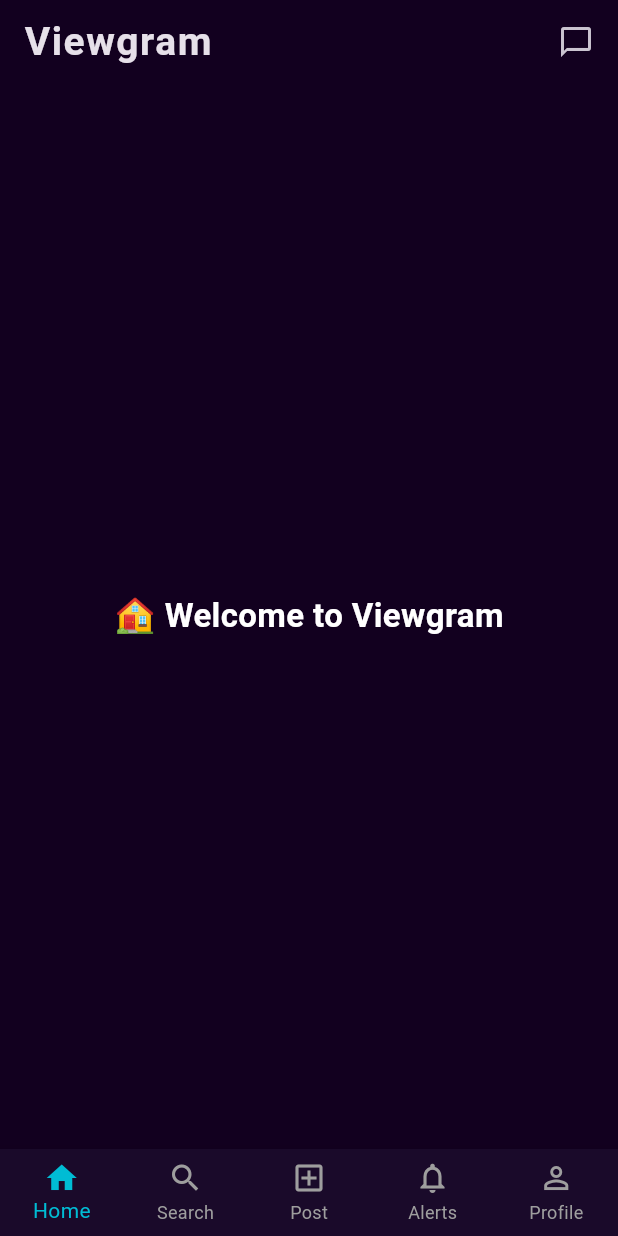
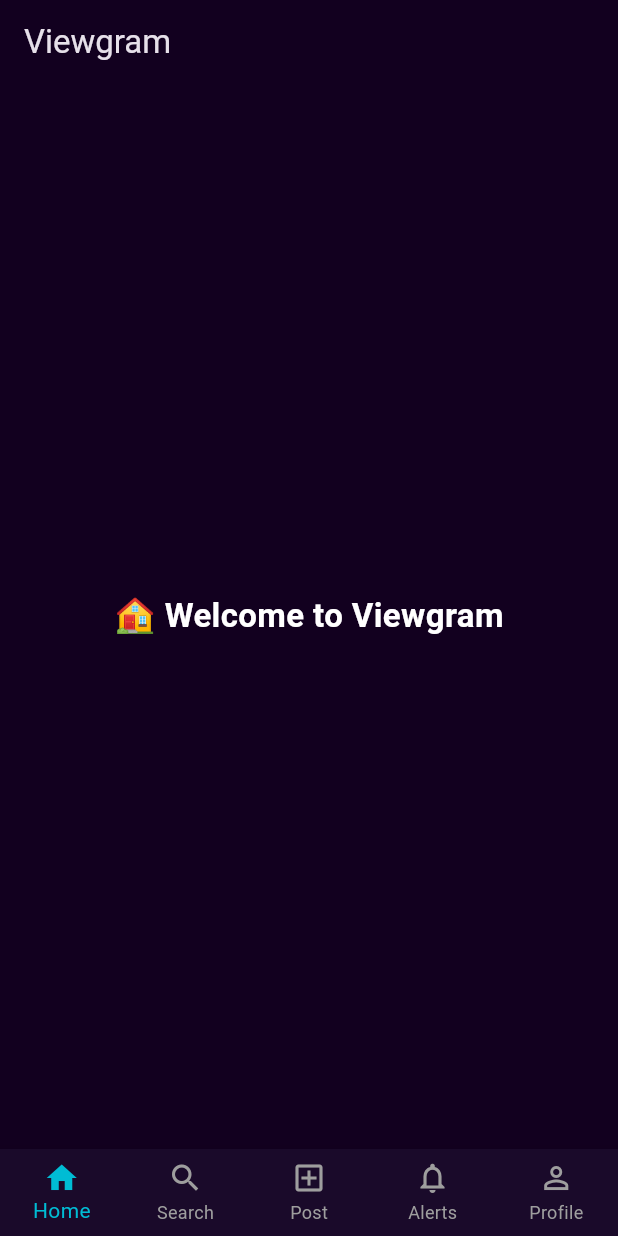
Before and after one commit to ansarishoaib1668-svg/Unique-social-app, a Flutter app: the HomeScreen screen opened directly, on a phone screen of 412 x 824 dp. Run offline on Flutter 3.47's test engine with Material 3 defaults, Android fonts, the phone set to English and light mode, and no system bars.

Commit message:
Update Viewgram home screen

```diff
--- a/lib/screens/home/home_screen.dart
+++ b/lib/screens/home/home_screen.dart
@@ -10,20 +10,7 @@ class HomeScreen extends StatelessWidget {
       appBar: AppBar(
         backgroundColor: Colors.transparent,
         elevation: 0,
-        title: const Text(
-          "Viewgram",
-          style: TextStyle(
-            fontSize: 26,
-            fontWeight: FontWeight.bold,
-            letterSpacing: 1,
-          ),
-        ),
-        actions: const [
-          Padding(
-            padding: EdgeInsets.only(right: 16),
-            child: Icon(Icons.chat_bubble_outline),
-          ),
-        ],
+        title: const Text("Viewgram"),
       ),
       body: const Center(
         child: Text(
@@ -36,6 +23,15 @@ class HomeScreen extends StatelessWidget {
         ),
       ),
       bottomNavigationBar: BottomNavigationBar(
+        currentIndex: 0,
+        onTap: (index) {
+          ScaffoldMessenger.of(context).showSnackBar(
+            SnackBar(
+              content: Text("Button $index pressed"),
+              duration: const Duration(seconds: 1),
+            ),
+          );
+        },
         backgroundColor: const Color(0xFF1A0A2A),
         selectedItemColor: Colors.cyan,
         unselectedItemColor: Colors.grey,
```
